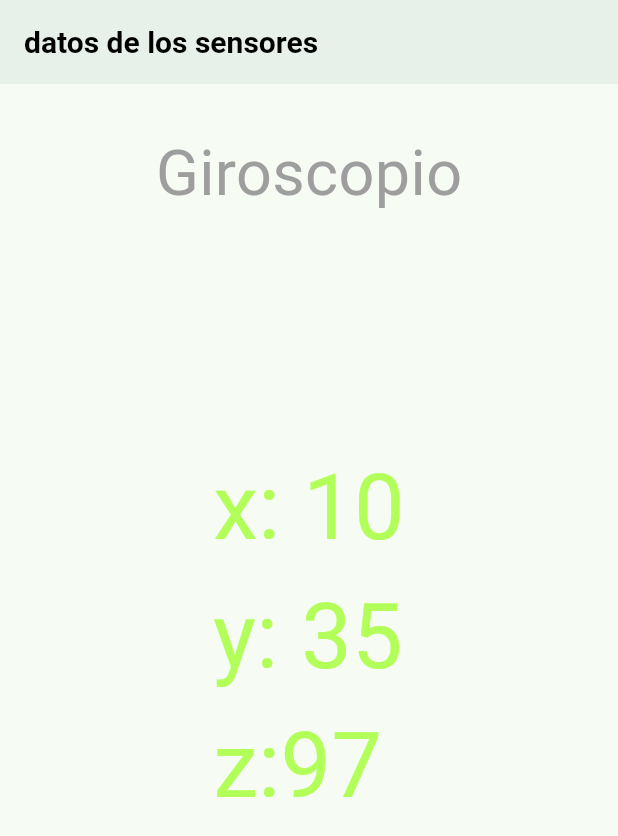
After one commit to Kaue-oliveira-hub/FlutterAPP-1, a Flutter app: the SensoresScreen screen opened by its route, on a phone screen of 412 x 824 dp. The commit adds this screen. Shown: the top 836 px of the screen. Run offline on Flutter 3.47's test engine with Material 3 defaults, Android fonts, the phone set to English and light mode, and no system bars; our stand-ins replace animate_do, flutter_riverpod, go_router, google_fonts, pie_chart, video_player.

Commit message:
sensores screen

```diff
--- a/lib/config/router/app_router.dart
+++ b/lib/config/router/app_router.dart
@@ -25,8 +25,8 @@ GoRoute(
   ),
 
       GoRoute(
-  path: '/theme-mutante',
-  builder:(context, state) => const ThemeMutanteScreen(),
+  path: '/sensors',
+  builder:(context, state) => const SensoresScreen(),
   ),
   ]
   );
--- a/lib/presentation/screens/screens.dart
+++ b/lib/presentation/screens/screens.dart
@@ -3,3 +3,4 @@ export './videos/video_screen.dart';
 export'./numerator/numerator_screen.dart';
 export './bands/bands_screen.dart';
 export './theme_mutante/theme_mutante_screen.dart';
+export './sensores/sensores_screen.dart';
--- /dev/null
+++ b/lib/presentation/screens/sensores/sensores_screen.dart
@@ -0,0 +1,133 @@
+import  'package:flutter/material.dart';
+
+
+class SensoresScreen extends StatefulWidget{
+ const SensoresScreen({super.key});
+
+
+  @override
+    State<SensoresScreen> createState() => _SensoresScreenState();
+    }
+
+    class _SensoresScreenState extends State <SensoresScreen>{
+
+        @override
+        Widget build(BuildContext context){
+          return Scaffold(
+          appBar: AppBar(
+            title: const Text('datos de los sensores'),
+          ),
+          body: PageView(
+            physics: const BouncingScrollPhysics(),
+            children:[
+              Gyroscope(),
+              Accelelometrum(),
+              Magnetometrum(),
+            ]
+          ),
+        );
+      }
+    }
+
+
+
+    class Gyroscope extends StatelessWidget{
+ const Gyroscope({super.key});
+
+
+        @override
+        Widget build(BuildContext context){
+          return Scaffold(
+          body: Column(
+            children:[
+              SizedBox(height: 30,),
+              Center(
+                child: Text('Giroscopio', style: TextStyle(fontSize: 42, color: Colors.grey ),),
+              ),
+               SizedBox(height: 150,),
+              Center(
+                child: Text(
+'''
+x: 10
+y: 35
+z:97
+''',
+        style: TextStyle(fontSize: 60, color: Colors.lightGreenAccent),
+
+                ),
+              ),
+          ]
+          ),
+
+        );
+      }
+    }
+
+
+
+
+    class Accelelometrum extends StatelessWidget{
+ const Accelelometrum({super.key});
+
+
+        @override
+        Widget build(BuildContext context){
+          return Scaffold(
+          body: Column(
+            children:[
+              SizedBox(height: 30,),
+              Center(
+                child: Text('Acelerometro', style: TextStyle(fontSize: 42, color: Colors.grey ),),
+              ),
+               SizedBox(height: 150,),
+              Center(
+                child: Text(
+'''
+x: 10
+y: 35
+z:97
+''',
+        style: TextStyle(fontSize: 60, color: Colors.pinkAccent),
+
+                ),
+              ),
+          ]
+          ),
+
+        );
+      }
+    }
+
+
+
+    class Magnetometrum extends StatelessWidget{
+ const Magnetometrum({super.key});
+
+
+        @override
+        Widget build(BuildContext context){
+          return Scaffold(
+          body: Column(
+            children:[
+              SizedBox(height: 30,),
+              Center(
+                child: Text('Magnetometro', style: TextStyle(fontSize: 42, color: Colors.grey ),),
+              ),
+               SizedBox(height: 150,),
+              Center(
+                child: Text(
+'''
+x: 10
+y: 35
+z:97
+''',
+        style: TextStyle(fontSize: 60, color: Colors.yellow),
+
+                ),
+              ),
+          ]
+          ),
+
+        );
+      }
+    }
```
Also changed, not shown: lib/presentation/providers/sensores/gyroscope_provider.dart (added, +28 -0 lines).
